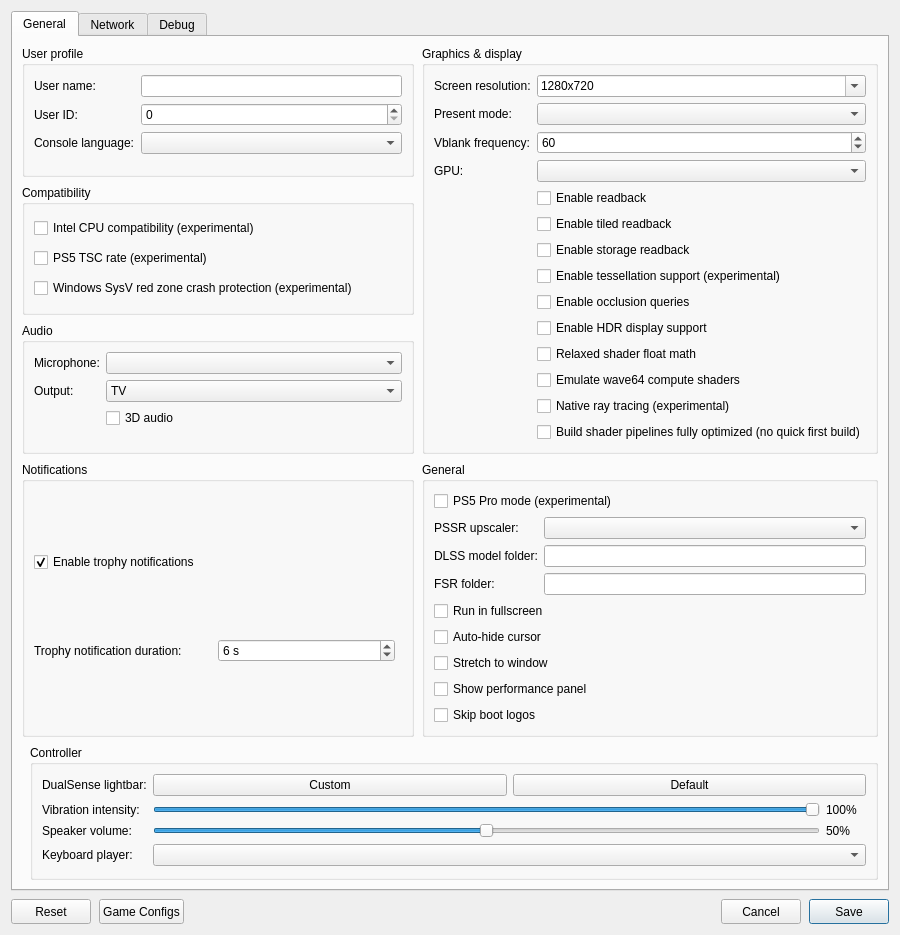
Old version of the form src/launcher/forms/configuration_edit_dialog.ui in the repository CarRamRod-963/KytyPS5.
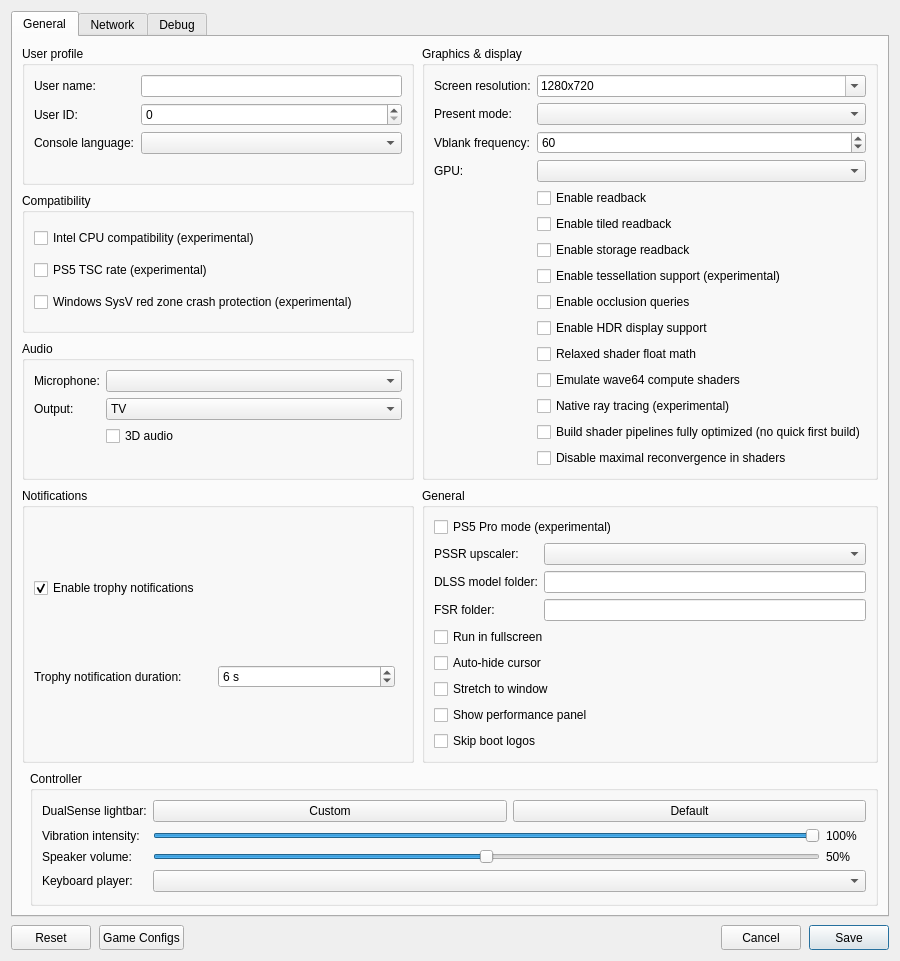
New version of the form. Custom widgets are drawn as their Qt base class.

Commit message: renderer: add an option to not request maximal reconvergence

The edit to the form file:
```diff
--- a/src/launcher/forms/configuration_edit_dialog.ui
+++ b/src/launcher/forms/configuration_edit_dialog.ui
@@ -241,6 +241,12 @@
               <property name="text"><string>Build shader pipelines fully optimized (no quick first build)</string></property>
              </widget>
             </item>
+            <item row="15" column="1">
+             <widget class="QCheckBox" name="checkBox_no_maximal_reconvergence">
+              <property name="toolTip"><string>Do not ask the GPU driver for maximal reconvergence in shaders. Can help on GPUs whose driver crashes while building shaders with it.</string></property>
+              <property name="text"><string>Disable maximal reconvergence in shaders</string></property>
+             </widget>
+            </item>
            </layout>
           </widget>
          </item>
```
The commit also changes 10 other files.
